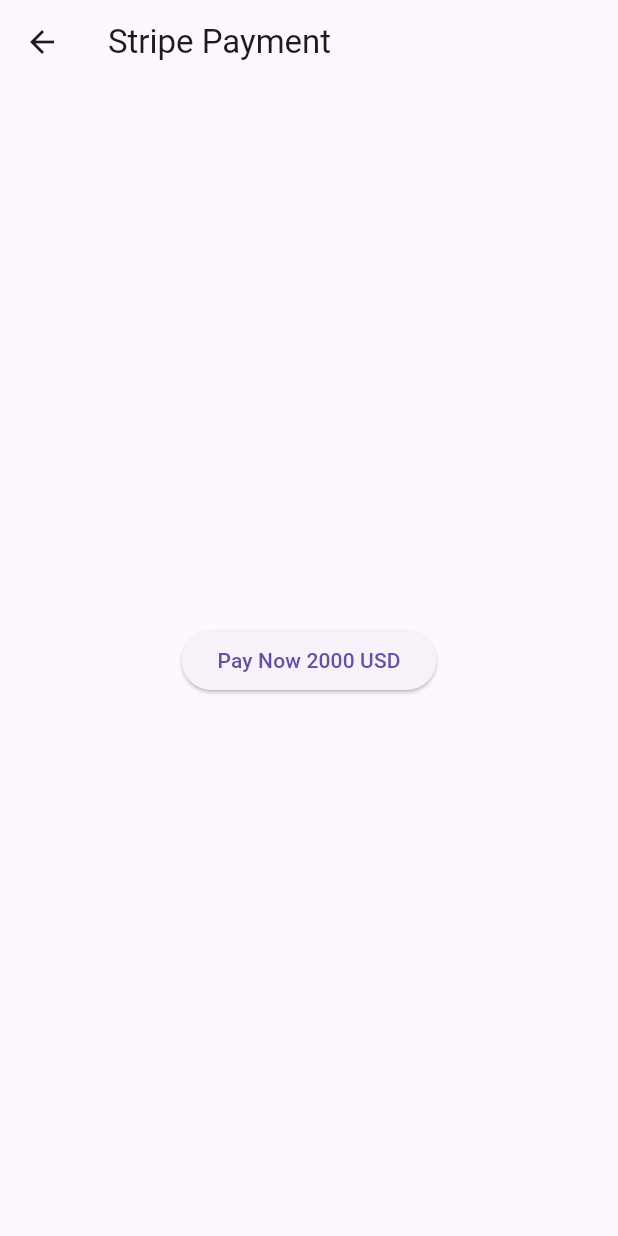
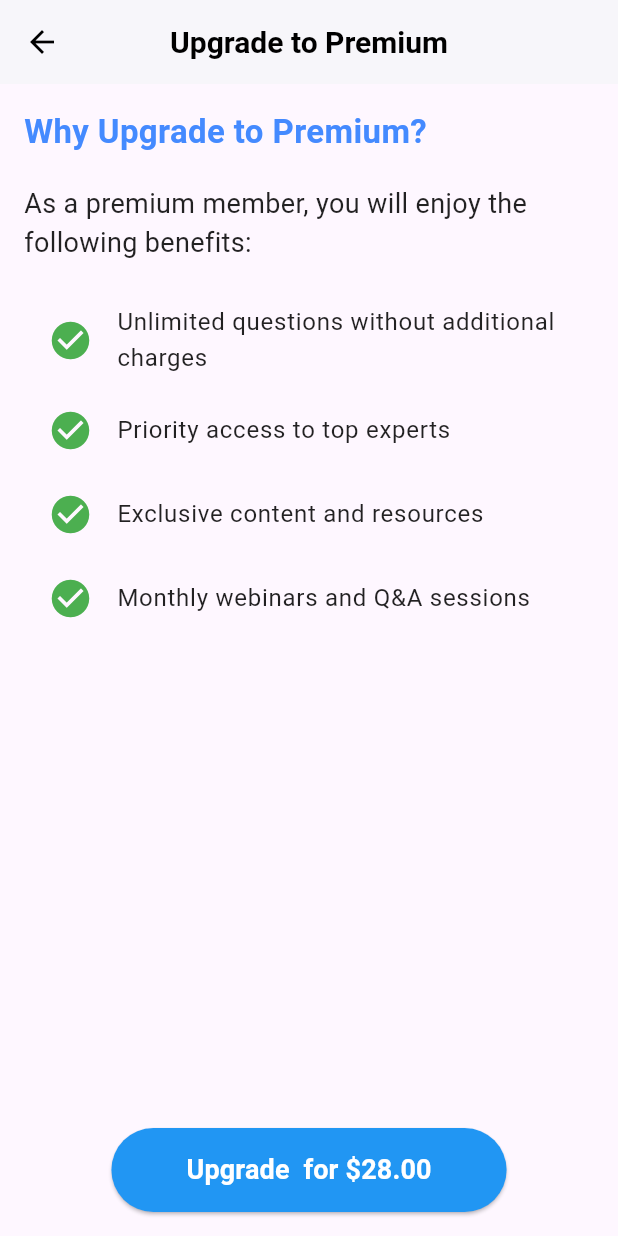
Before and after one commit to cswanjala/questionAnswer, a Flutter app: the PaymentScreen screen opened directly, on a phone screen of 412 x 824 dp. Run offline on Flutter 3.47's test engine with Material 3 defaults, Android fonts, the phone set to English and light mode, and no system bars; our stand-ins replace dio, flutter_secure_storage, fluttertoast, image_picker, shared_preferences, shimmer; missing offline and left inert: flutter_stripe; accounts and stored records are empty; network calls fail.

Commit message:
refined many pages

```diff
--- a/lib/ui/screens/account_screen.dart
+++ b/lib/ui/screens/account_screen.dart
@@ -91,8 +91,11 @@
               child: ElevatedButton(
                 onPressed: () => _logout(context),
                 style: ElevatedButton.styleFrom(
-                  backgroundColor: Colors.red,
+                  backgroundColor: Colors.blue, // Use the same color as the Submit button
                   padding: const EdgeInsets.symmetric(horizontal: 32, vertical: 12),
+                  shape: RoundedRectangleBorder(
+                    borderRadius: BorderRadius.circular(25),
+                  ),
                 ),
                 child: const Text(
                   'Logout',
@@ -198,7 +201,7 @@
         ),
         ListTile(
           leading: const Icon(Icons.credit_card, color: Colors.blue),
-          title: const Text('Add Credit Card', style: TextStyle(fontSize: 16)),
+          title: const Text('Upgrade Membership', style: TextStyle(fontSize: 16)),
           trailing: const Icon(Icons.arrow_forward_ios, size: 16, color: Colors.grey),
           onTap: () {
             // Navigate to Add Credit Card Screen
--- a/lib/ui/screens/payments_screen.dart
+++ b/lib/ui/screens/payments_screen.dart
@@ -13,7 +13,8 @@
 }
 
 class _PaymentScreenState extends State<PaymentScreen> {
-  int amount = 2000;
+  int amount = 2800;
+  int displayAmount = 28;
 
   Map<String, dynamic>? intentPaymentData;
 
@@ -73,9 +74,9 @@
     }
   }
 
-  paymentSheetInitialization(amountToBeCharged, currency) async {
+  Future<void> paymentSheetInitialization(int amountToBeCharged, String currency) async {
     try {
-      intentPaymentData = await makeIntentForPayment(amountToBeCharged, currency);
+      final intentPaymentData = await makeIntentForPayment(amountToBeCharged, currency);
 
       await Stripe.instance.initPaymentSheet(
         paymentSheetParameters: SetupPaymentSheetParameters(
@@ -84,11 +85,10 @@
           style: ThemeMode.light,
           merchantDisplayName: 'Cosiwa',
         ),
-      ).then((value) => {
-        print(value)
-      });
+      );
 
-      showPaymentSheet();
+      await Stripe.instance.presentPaymentSheet();
+      await saveMembershipPlan(); // Save membership plan after successful payment
     } catch (errorMsg, s) {
       if (kDebugMode) {
         print(s);
@@ -132,40 +132,42 @@
     }
   }
 
-  // Function to call backend API and create payment intent
-  Future<void> createPaymentIntent() async {
-    try {
-      // Call the backend to create a PaymentIntent
-      final response = await http.post(
-        Uri.parse('http://192.168.1.127:8000/api/payments/create-intent/'),
-      );
-
-      final responseData = json.decode(response.body);
-      final clientSecret = responseData['client_secret'];
-
-      // Set up the payment sheet configuration
-      await Stripe.instance.initPaymentSheet(
-        paymentSheetParameters: SetupPaymentSheetParameters(
-          paymentIntentClientSecret: clientSecret,
-          style: ThemeMode.light,
-          merchantDisplayName: 'Cosiwa',
-        ),
-      );
-
-      // Present the payment sheet
-      await Stripe.instance.presentPaymentSheet();
-      ScaffoldMessenger.of(context).showSnackBar(SnackBar(content: Text('Payment Successful!')));
-    } catch (e) {
-      print('Error: $e');
-      ScaffoldMessenger.of(context).showSnackBar(SnackBar(content: Text('Payment failed')));
-    }
-  }
-
   @override
   Widget build(BuildContext context) {
     return Scaffold(
-      appBar: AppBar(title: Text('Stripe Payment')),
-      body: Center(
+      appBar: AppBar(
+        title: Text('Upgrade to Premium'),
+        backgroundColor: Colors.white,
+        elevation: 1,
+        centerTitle: true,
+        titleTextStyle: TextStyle(
+          color: Colors.black,
+          fontSize: 20,
+          fontWeight: FontWeight.bold,
+        ),
+        iconTheme: IconThemeData(color: Colors.black),
+      ),
+      body: Padding(
+        padding: const EdgeInsets.all(16.0),
+        child: Column(
+          crossAxisAlignment: CrossAxisAlignment.start,
+          children: [
+            Text(
+              'Why Upgrade to Premium?',
+              style: TextStyle(fontSize: 22, fontWeight: FontWeight.bold, color: Colors.blueAccent),
+            ),
+            SizedBox(height: 20),
+            Text(
+              'As a premium member, you will enjoy the following benefits:',
+              style: TextStyle(fontSize: 18, color: Colors.black87),
+            ),
+            SizedBox(height: 20),
+            _buildBenefitTile('Unlimited questions without additional charges'),
+            _buildBenefitTile('Priority access to top experts'),
+            _buildBenefitTile('Exclusive content and resources'),
+            _buildBenefitTile('Monthly webinars and Q&A sessions'),
+            Spacer(),
+            Center(
                 child: ElevatedButton(
                 onPressed: () {
                   paymentSheetInitialization(
@@ -173,9 +175,32 @@
                   'USD',
                   );
                 },
-          child: Text('Pay Now $amount USD'),
+                style: ElevatedButton.styleFrom(
+                  backgroundColor: Colors.blue, // Use the same color as the Submit button
+                  padding: EdgeInsets.symmetric(horizontal: 50, vertical: 15),
+                  shape: RoundedRectangleBorder(
+                  borderRadius: BorderRadius.circular(30),
+                  ),
+                ),
+                child: Text(
+                  'Upgrade  for \$${displayAmount}.00',
+                  style: TextStyle(fontSize: 18, fontWeight: FontWeight.bold, color: Colors.white),
+                ),
+              ),
+            ),
+          ],
         ),
       ),
     );
   }
+
+  Widget _buildBenefitTile(String benefit) {
+    return ListTile(
+      leading: Icon(Icons.check_circle, color: Colors.green, size: 30),
+      title: Text(
+        benefit,
+        style: TextStyle(fontSize: 16, color: Colors.black87),
+      ),
+    );
   }
+}
```
Lines whose indentation alone changed are shown as unchanged.
